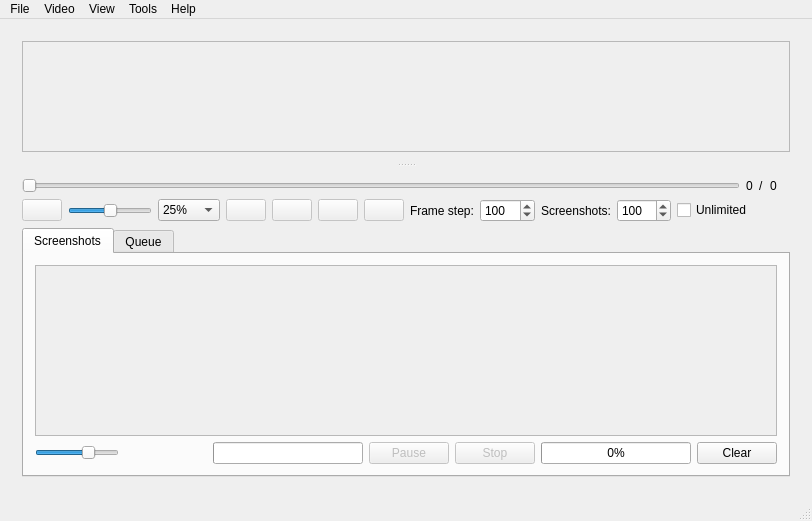
Before: the Qt Designer form mainwindow.ui in labyrinthofdreams/screenpicker, drawn with Qt 5.
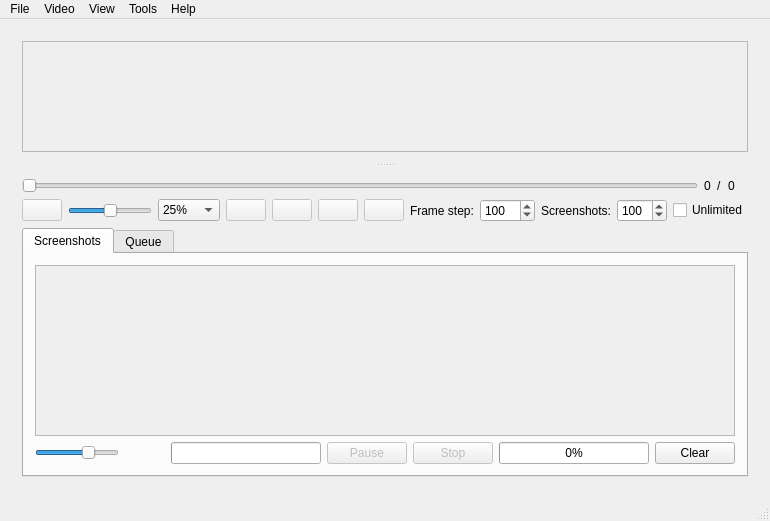
After: the same form once the commit is applied. Icons and pictures are not drawn. Custom widgets are drawn as their Qt base class.

Commit message: Change default window width

The edit to the form file:
```diff
--- a/mainwindow.ui
+++ b/mainwindow.ui
@@ -6,7 +6,7 @@
    <rect>
     <x>0</x>
     <y>0</y>
-    <width>812</width>
+    <width>693</width>
     <height>521</height>
    </rect>
   </property>
@@ -47,7 +47,7 @@
             <rect>
              <x>0</x>
              <y>0</y>
-             <width>790</width>
+             <width>671</width>
              <height>113</height>
             </rect>
            </property>
@@ -450,7 +450,7 @@
                   <rect>
                    <x>0</x>
                    <y>0</y>
-                   <width>764</width>
+                   <width>645</width>
                    <height>199</height>
                   </rect>
                  </property>
@@ -733,7 +733,7 @@
     <rect>
      <x>0</x>
      <y>0</y>
-     <width>812</width>
+     <width>693</width>
      <height>21</height>
     </rect>
    </property>
```
